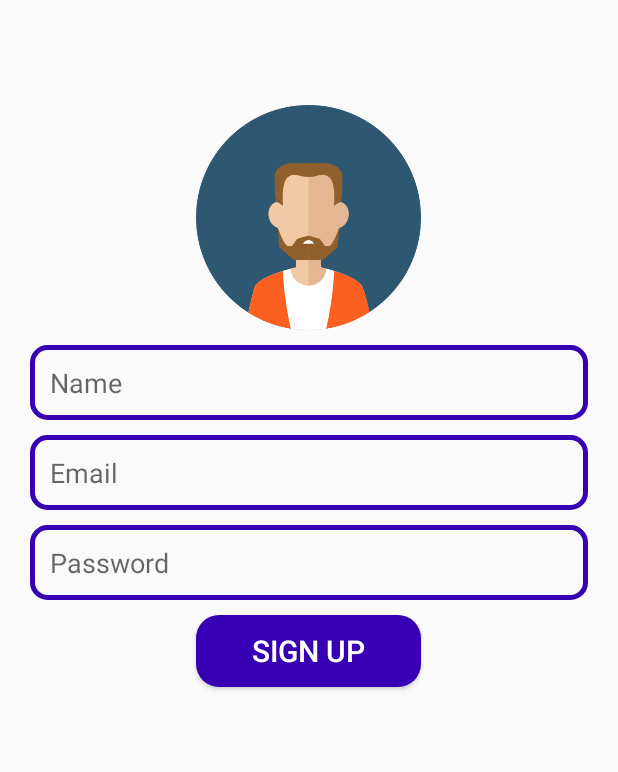
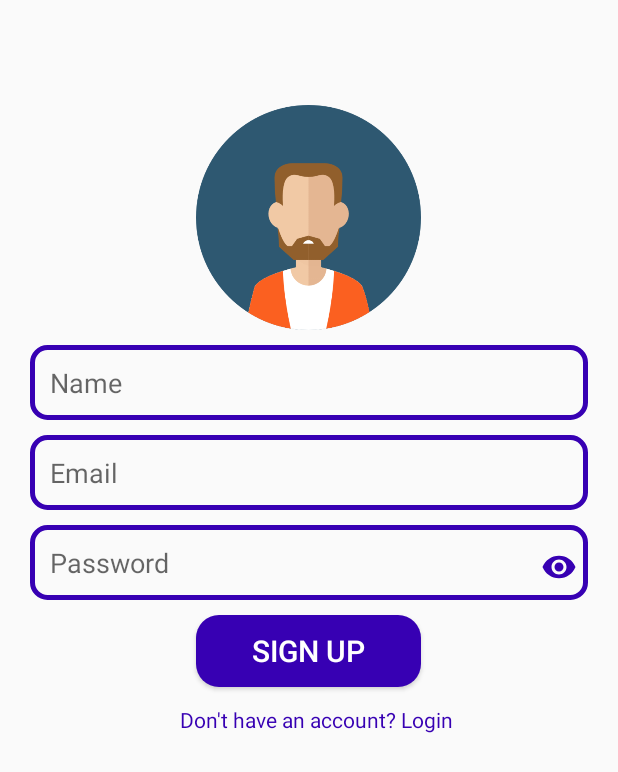
Before and after one commit to lebenebou/DiscordReplica, an Android app: the SignUp screen opened directly, with no data from a screen before it, on a phone screen of 412 x 824 dp. Shown: the top 772 px of the screen. Run offline under Robolectric (Android 15) with nearby library versions, the phone set to English and light mode, and no system bars; our stand-ins replace Firebase (no records; nobody signed in at launch, a user with empty details on screens opened directly).

Commit message:
popup after createchannel,redirection in signup

```diff
--- a/Android Studio Project/app/src/main/java/com/example/androidstudioproject/SignUp.kt
+++ b/Android Studio Project/app/src/main/java/com/example/androidstudioproject/SignUp.kt
@@ -3,18 +3,25 @@ package com.example.androidstudioproject
 import android.content.Intent
 import androidx.appcompat.app.AppCompatActivity
 import android.os.Bundle
+import android.text.method.HideReturnsTransformationMethod
+import android.text.method.PasswordTransformationMethod
+import android.view.View
 import android.widget.Button
 import android.widget.EditText
+import android.widget.ImageView
 import android.widget.Toast
 import com.google.firebase.auth.FirebaseAuth
+import com.google.firebase.auth.FirebaseAuthUserCollisionException
 
 class SignUp : AppCompatActivity() {
     private lateinit var edtName: EditText
     private lateinit var edtEmail: EditText
     private lateinit var edtPassword: EditText
     private lateinit var btnSignUp: Button
+    private lateinit var imgShowHidePassword: ImageView
     //firebase auth
     private lateinit var mAuth: FirebaseAuth
+    private var isPasswordShown = false
 
     override fun onCreate(savedInstanceState: Bundle?) {
         super.onCreate(savedInstanceState)
@@ -22,33 +29,66 @@ class SignUp : AppCompatActivity() {
 
         supportActionBar?.hide()//to hide actionbar
 
-
         mAuth = FirebaseAuth.getInstance()//firebase authentication
 
-        edtEmail=findViewById(R.id.edt_name)
+        edtName=findViewById(R.id.edt_name)
         edtEmail=findViewById(R.id.edt_email)
         edtPassword=findViewById(R.id.edt_password)
         btnSignUp=findViewById(R.id.btnSignUp)
-        //to when signup btn press go to signup w zabatet l inten bl manifest  hatyta b login ta y2ale3 login msh main activity
+        imgShowHidePassword=findViewById(R.id.imgShowHidePassword)
+
+        // Set up password strength requirements
+        val passwordPattern = Regex("^(?=.*[a-z])(?=.*[A-Z])(?=.*\\d)(?=.*[@\$!%*?&])[A-Za-z\\d@\$!%*?&]{8,}\$")
+        val passwordError = "Password must contain at least 8 characters, including 1 uppercase letter, 1 lowercase letter, 1 number, and 1 special character."
+
         btnSignUp.setOnClickListener{
-            val email= edtEmail.text.toString()
-            val password=edtPassword.text.toString()
+            val name = edtName.text.toString()
+            val email = edtEmail.text.toString()
+            val password = edtPassword.text.toString()
 
-            signUp(email,password)
+            // Check if password meets requirements
+            if (!passwordPattern.matches(password)) {
+                edtPassword.error = passwordError
+                return@setOnClickListener
+            }
+
+            signUp(name, email, password)
+        }
+
+        imgShowHidePassword.setOnClickListener {
+            isPasswordShown = !isPasswordShown
+            if (isPasswordShown) {
+                edtPassword.transformationMethod = HideReturnsTransformationMethod.getInstance()
+                imgShowHidePassword.setImageResource(R.drawable.ic_baseline_visibility_24)
+            } else {
+                edtPassword.transformationMethod = PasswordTransformationMethod.getInstance()
+                imgShowHidePassword.setImageResource(R.drawable.ic_baseline_visibility_24)
+            }
+            edtPassword.setSelection(edtPassword.text.length)
         }
     }
-        private fun signUp(email:String,password:String){
+    fun onLoginClick(view: View) {
+        // Handle the click event here, e.g. launch the login activity
+        val intent = Intent(this, Login::class.java)
+        startActivity(intent)
+    }
+    private fun signUp(name: String, email:String, password:String) {
         //logic of creating user
         mAuth.createUserWithEmailAndPassword(email, password)
             .addOnCompleteListener(this) { task ->
                 if (task.isSuccessful) {
                     //code for jumping to home
-                        val  intent=Intent(this@SignUp,MainActivity::class.java)
+                    val  intent=Intent(this@SignUp,HomePage::class.java)
                     finish()
                     startActivity(intent)
                 } else {
-                        Toast.makeText(this@SignUp,"Some error occured",Toast.LENGTH_SHORT).show()
+                    // If the user already exists, display a notification
+                    if (task.exception is FirebaseAuthUserCollisionException) {
+                        Toast.makeText(this@SignUp, "User already exists", Toast.LENGTH_SHORT).show()
+                    } else {
+                        Toast.makeText(this@SignUp, "Some error occurred", Toast.LENGTH_SHORT).show()
                     }
                 }
             }
     }
+}
--- a/Android Studio Project/app/src/main/res/drawable/baseline_add_24.xml
+++ b/Android Studio Project/app/src/main/res/drawable/baseline_add_24.xml
@@ -1,5 +1,5 @@
-<vector android:height="24dp" android:tint="#3700B3"
-    android:viewportHeight="24" android:viewportWidth="24"
+<vector android:height="24dp" android:tint="#FFFF"
+    android:viewportHeight="24"  android:viewportWidth="24"
     android:width="24dp" xmlns:android="http://schemas.android.com/apk/res/android">
     <path android:fillColor="@android:color/white" android:pathData="M19,13h-6v6h-2v-6H5v-2h6V5h2v6h6v2z"/>
 </vector>
--- a/Android Studio Project/app/src/main/res/drawable/baseline_join_inner_24.xml
+++ b/Android Studio Project/app/src/main/res/drawable/baseline_join_inner_24.xml
@@ -1,4 +1,4 @@
-<vector android:height="24dp" android:tint="#3700B3"
+<vector android:height="24dp" android:tint="#FFFF"
     android:viewportHeight="24" android:viewportWidth="24"
     android:width="24dp" xmlns:android="http://schemas.android.com/apk/res/android">
     <path android:fillColor="@android:color/white" android:pathData="M9,12a3,5.74 0,1 0,6 0a3,5.74 0,1 0,-6 0z"/>
--- a/Android Studio Project/app/src/main/res/drawable/baseline_logout_24.xml
+++ b/Android Studio Project/app/src/main/res/drawable/baseline_logout_24.xml
@@ -1,5 +1,5 @@
 <vector android:autoMirrored="true" android:height="24dp"
-    android:tint="#3700B3" android:viewportHeight="24"
+    android:tint="#FFFF" android:viewportHeight="24"
     android:viewportWidth="24" android:width="24dp" xmlns:android="http://schemas.android.com/apk/res/android">
     <path android:fillColor="@android:color/white" android:pathData="M17,7l-1.41,1.41L18.17,11H8v2h10.17l-2.58,2.58L17,17l5,-5zM4,5h8V3H4c-1.1,0 -2,0.9 -2,2v14c0,1.1 0.9,2 2,2h8v-2H4V5z"/>
 </vector>
--- /dev/null
+++ b/Android Studio Project/app/src/main/res/drawable/baseline_mic_24.xml
@@ -0,0 +1,5 @@
+<vector android:height="24dp" android:tint="@color/purple_700"
+    android:viewportHeight="24" android:viewportWidth="24"
+    android:width="24dp" xmlns:android="http://schemas.android.com/apk/res/android">
+    <path android:fillColor="@android:color/white" android:pathData="M12,14c1.66,0 2.99,-1.34 2.99,-3L15,5c0,-1.66 -1.34,-3 -3,-3S9,3.34 9,5v6c0,1.66 1.34,3 3,3zM17.3,11c0,3 -2.54,5.1 -5.3,5.1S6.7,14 6.7,11L5,11c0,3.41 2.72,6.23 6,6.72L11,21h2v-3.28c3.28,-0.48 6,-3.3 6,-6.72h-1.7z"/>
+</vector>
--- /dev/null
+++ b/Android Studio Project/app/src/main/res/drawable/baseline_textsms_24.xml
@@ -0,0 +1,5 @@
+<vector android:height="24dp" android:tint="@color/purple_700"
+    android:viewportHeight="24" android:viewportWidth="24"
+    android:width="24dp" xmlns:android="http://schemas.android.com/apk/res/android">
+    <path android:fillColor="@android:color/white" android:pathData="M20,2L4,2c-1.1,0 -1.99,0.9 -1.99,2L2,22l4,-4h14c1.1,0 2,-0.9 2,-2L22,4c0,-1.1 -0.9,-2 -2,-2zM9,11L7,11L7,9h2v2zM13,11h-2L11,9h2v2zM17,11h-2L15,9h2v2z"/>
+</vector>
--- /dev/null
+++ b/Android Studio Project/app/src/main/res/drawable/popupbtn.xml
@@ -0,0 +1,5 @@
+<?xml version="1.0" encoding="utf-8"?>
+<shape xmlns:android="http://schemas.android.com/apk/res/android">
+    <corners android:radius="15dp"/>
+    <solid android:color="@color/white"/>
+</shape>
--- a/Android Studio Project/app/src/main/res/layout/activity_sign_up.xml
+++ b/Android Studio Project/app/src/main/res/layout/activity_sign_up.xml
@@ -15,6 +15,7 @@
         android:layout_marginTop="70dp"/>
     <EditText
         android:id="@+id/edt_name"
+        android:textIsSelectable="true"
         android:layout_width="match_parent"
         android:layout_height="50dp"
         android:layout_below="@+id/app_logo"
@@ -23,9 +24,11 @@
         android:background="@drawable/edt_background"
         android:paddingLeft="13dp"
         android:layout_marginLeft="20dp"
-        android:layout_marginRight="20dp"/>
+        android:layout_marginRight="20dp"
+        android:inputType="textEmailAddress"/>
     <EditText
         android:id="@+id/edt_email"
+        android:textIsSelectable="true"
         android:layout_width="match_parent"
         android:layout_height="50dp"
         android:layout_below="@+id/edt_name"
@@ -34,10 +37,12 @@
         android:background="@drawable/edt_background"
         android:paddingLeft="13dp"
         android:layout_marginLeft="20dp"
-        android:layout_marginRight="20dp"/>
+        android:layout_marginRight="20dp"
+        android:inputType="textEmailAddress"/>
 
     <EditText
         android:id="@+id/edt_password"
+        android:textIsSelectable="true"
         android:layout_width="match_parent"
         android:layout_height="50dp"
         android:layout_below="@+id/edt_email"
@@ -46,7 +51,8 @@
         android:hint="Password"
         android:background="@drawable/edt_background"
         android:layout_marginLeft="20dp"
-        android:layout_marginRight="20dp"/>
+        android:layout_marginRight="20dp"
+        android:inputType="textPassword"/>
 
     <Button
         android:id="@+id/btnSignUp"
@@ -60,4 +66,26 @@
         android:textSize="20sp"
         android:layout_marginTop="10dp"/>
 
+    <ImageView
+        android:id="@+id/imgShowHidePassword"
+        android:layout_width="wrap_content"
+        android:layout_height="wrap_content"
+        android:layout_alignEnd="@+id/edt_password"
+        android:layout_alignBottom="@+id/edt_password"
+        android:layout_marginEnd="7dp"
+        android:layout_marginBottom="10dp"
+        android:src="@drawable/ic_baseline_visibility_24"/>
+
+    <TextView
+        android:id="@+id/text_login"
+        android:layout_width="wrap_content"
+        android:layout_height="wrap_content"
+        android:layout_below="@+id/btnSignUp"
+        android:layout_marginTop="12dp"
+        android:autoLink="web"
+        android:clickable="true"
+        android:onClick="onLoginClick"
+        android:text="Don't have an account? Login"
+        android:layout_marginStart="120dp"
+        android:textColor="@color/purple_700" />
 </RelativeLayout>
```
Also changed, not shown: Android Studio Project/app/src/main/AndroidManifest.xml (+4 -3 lines), Android Studio Project/app/src/main/java/com/example/androidstudioproject/HomePage.kt (+63 -0 lines), Android Studio Project/app/src/main/java/com/example/androidstudioproject/Login.kt (+42 -19 lines), Android Studio Project/app/src/main/res/layout/activity_home_page.xml (+46 -2 lines), Android Studio Project/app/src/main/res/layout/activity_login.xml (+12 -0 lines), Android Studio Project/app/src/main/res/layout/popup.xml (added, +39 -0 lines). Lines whose indentation alone changed are shown as unchanged.
